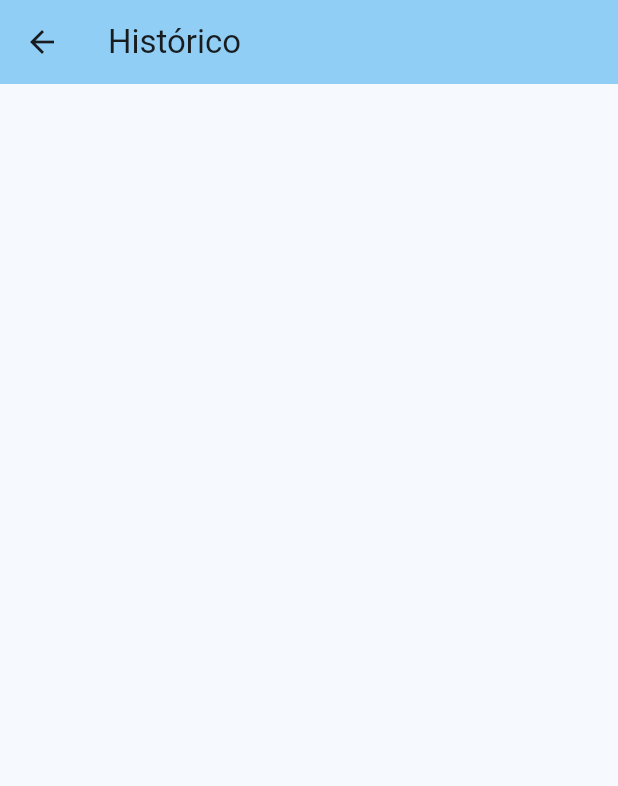
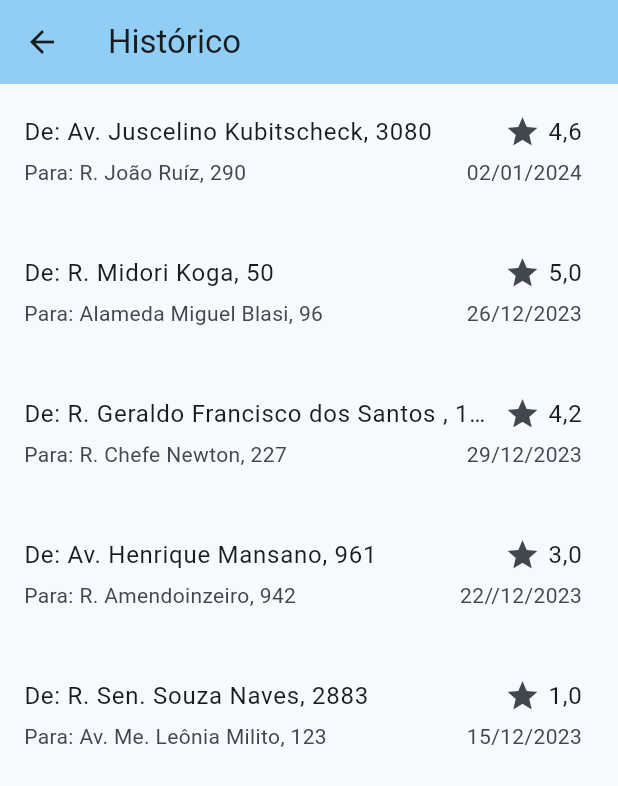
Before and after one commit to Felipe-TM/buscar-flutter, a Flutter app: the HistoryPage screen opened directly, on a phone screen of 412 x 824 dp. Shown: the top 786 px of the screen. Run offline on Flutter 3.47's test engine with Material 3 defaults, Android fonts, the phone set to English and light mode, and no system bars; missing offline and left inert: inner_shadow_widget; Roboto replaces fonts that are missing (Istok Web).

Commit message:
history page update

```diff
--- a/lib/Widgets/account_page.dart
+++ b/lib/Widgets/account_page.dart
@@ -196,7 +196,14 @@ class AccountHero extends StatelessWidget {
       ),
       Row(
         mainAxisAlignment: MainAxisAlignment.center,
-        children: [const Icon(Icons.star), Text(userRating)],
+        children: [
+          Icon(
+            Icons.star,
+            size: 30,
+            color: Theme.of(context).colorScheme.primary,
+          ),
+          Text(userRating)
+        ],
       )
     ]);
   }
--- a/lib/Widgets/history_page.dart
+++ b/lib/Widgets/history_page.dart
@@ -10,6 +10,92 @@ class HistoryPage extends StatelessWidget {
         title: const Text('Histórico'),
         backgroundColor: Theme.of(context).colorScheme.inversePrimary,
       ),
+      body: ListView(
+        children: const [
+          HistoryListTile(
+              origin: 'Av. Juscelino Kubitscheck, 3080',
+              destination: 'R. João Ruíz, 290',
+              rideRating: '4,6',
+              date: '02/01/2024'),
+          HistoryListTile(
+              origin: 'R. Midori Koga, 50',
+              destination: 'Alameda Miguel Blasi, 96',
+              rideRating: '5,0',
+              date: '26/12/2023'),
+          HistoryListTile(
+              origin: 'R. Geraldo Francisco dos Santos , 134',
+              destination: 'R. Chefe Newton, 227',
+              rideRating: '4,2',
+              date: '29/12/2023'),
+          HistoryListTile(
+              origin: 'Av. Henrique Mansano, 961',
+              destination: 'R. Amendoinzeiro, 942',
+              rideRating: '3,0',
+              date: '22//12/2023'),
+          HistoryListTile(
+              origin: 'R. Sen. Souza Naves, 2883',
+              destination: 'Av. Me. Leônia Milito, 123',
+              rideRating: '1,0',
+              date: '15/12/2023'),
+        ],
+      ),
     );
   }
 }
+
+class HistoryListTile extends StatelessWidget {
+  final String origin;
+  final String destination;
+  final String date;
+  final String rideRating;
+
+  const HistoryListTile({
+    super.key,
+    required this.origin,
+    required this.destination,
+    required this.date,
+    required this.rideRating,
+  });
+
+  @override
+  Widget build(BuildContext context) {
+    return ListTile(
+      minVerticalPadding: 20,
+      title: Row(
+        mainAxisAlignment: MainAxisAlignment.spaceBetween,
+        children: [
+          Expanded(
+            child: Text(
+              'De: $origin',
+              overflow: TextOverflow.ellipsis,
+            ),
+          ),
+          Row(
+            children: [
+              const Padding(
+                padding: EdgeInsets.only(right: 5, left: 5),
+                child: Icon(Icons.star),
+              ),
+              Text(rideRating)
+            ],
+          )
+        ],
+      ),
+      subtitle: Padding(
+        padding: const EdgeInsets.symmetric(vertical: 5),
+        child: Row(
+          mainAxisAlignment: MainAxisAlignment.spaceBetween,
+          children: [
+            Expanded(
+                child: Text(
+              'Para: $destination',
+              overflow: TextOverflow.ellipsis,
+            )),
+            Text(date)
+          ],
+        ),
+      ),
+      onTap: () {},
+    );
+  }
+}
--- a/lib/widgets/main_page.dart
+++ b/lib/widgets/main_page.dart
@@ -20,7 +20,10 @@ class MainPage extends StatelessWidget {
         leading: const LeadingIcon(),
         actions: [
           IconButton(
-            onPressed: () {},
+            onPressed: () {
+              Navigator.push(context,
+                  MaterialPageRoute(builder: (context) => const AccountPage()));
+            },
             icon: const Icon(Icons.account_circle),
             iconSize: 52,
           )
@@ -32,7 +35,7 @@ class MainPage extends StatelessWidget {
           children: [
             const DrawerHeader(child: BuscarTitle()),
             ListTile(
-              title: Text('Agenda'),
+              title: const Text('Agenda'),
               onTap: () {
                 Navigator.push(
                     context,
```
